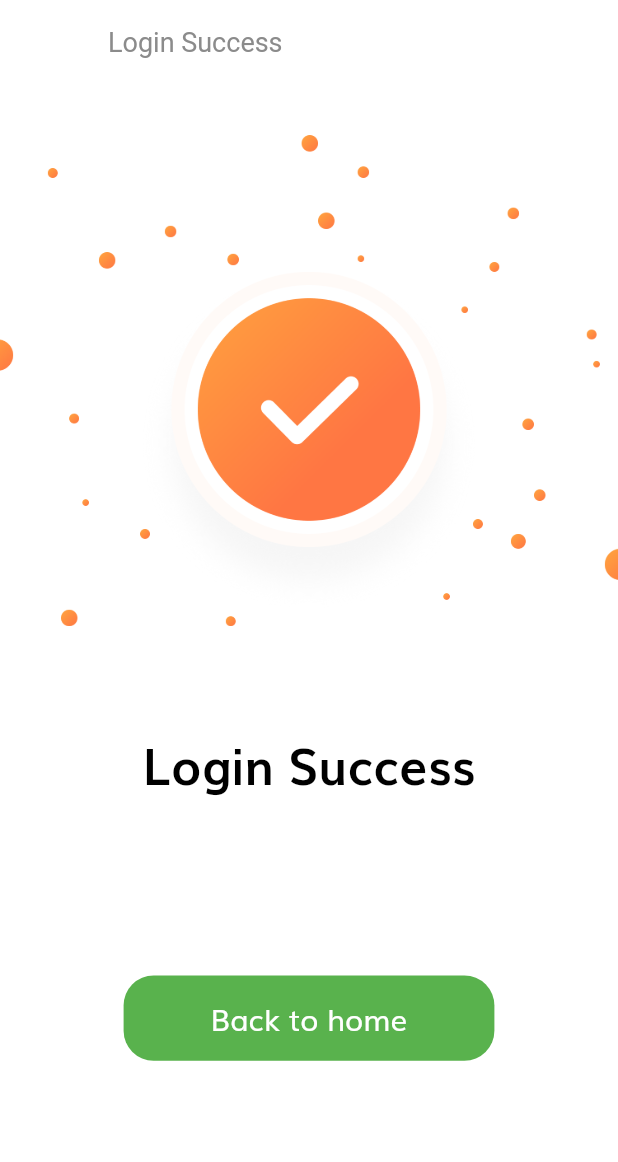
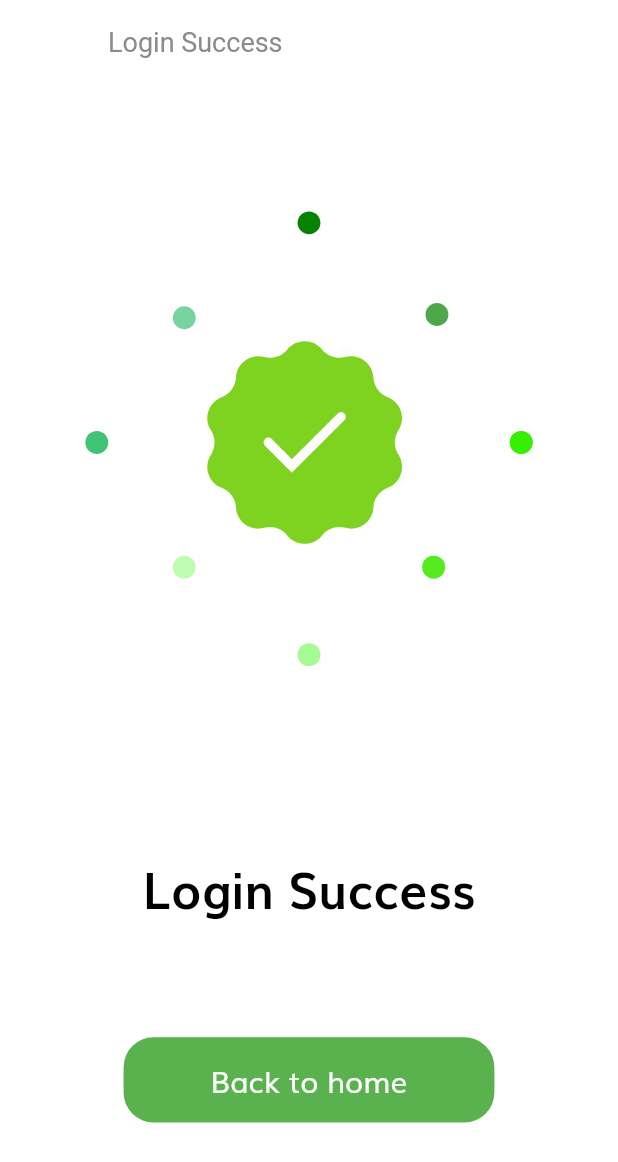
Before and after one commit to Aryan-Solanki/Orev-Ecommerce-App, a Flutter app: the LoginSuccessScreen screen opened by its route, on a phone screen of 412 x 824 dp. Shown: the top 1162 px of the screen. Run offline on Flutter 3.47's test engine with Material 2 defaults, Android fonts, the phone set to English and light mode, and no system bars; our stand-ins replace firebase_auth, firebase_core, flutter_svg, lottie; accounts and stored records are empty.

Commit message:
firebase login success

```diff
--- a/lib/constants.dart
+++ b/lib/constants.dart
@@ -28,6 +28,8 @@ final RegExp emailValidatorRegExp =
 const String kEmailNullError = "Please Enter your email";
 const String kInvalidEmailError = "Please Enter Valid Email";
 const String kPassNullError = "Please Enter your password";
+const String kUserNotFoundError = "This user does not exist";
+const String kPassWrongError = "Password is incorrect";
 const String kShortPassError = "Password is too short";
 const String kMatchPassError = "Passwords don't match";
 const String kNamelNullError = "Please Enter your name";
--- a/lib/screens/login_success/components/body.dart
+++ b/lib/screens/login_success/components/body.dart
@@ -1,4 +1,5 @@
 import 'package:flutter/material.dart';
+import 'package:lottie/lottie.dart';
 import 'package:orev/components/default_button.dart';
 import 'package:orev/screens/home/home_screen.dart';
 import 'package:orev/size_config.dart';
@@ -9,10 +10,8 @@ class Body extends StatelessWidget {
     return Column(
       children: [
         SizedBox(height: SizeConfig.screenHeight * 0.04),
-        Image.asset(
-          "assets/images/success.png",
-          height: SizeConfig.screenHeight * 0.4, //40%
-        ),
+        Lottie.asset("assets/animation/success.json",
+            repeat: true), // Background Image !
         SizedBox(height: SizeConfig.screenHeight * 0.08),
         Text(
           "Login Success",
--- a/pubspec.yaml
+++ b/pubspec.yaml
@@ -31,6 +31,9 @@ dependencies:
   flutter_svg: ^0.19.1 # help us to use SVG in our app
   provider: ^4.3.1 # for State management
   lottie:
+  firebase_core: ^1.0.4
+  firebase_auth:
+
 
 dev_dependencies:
   flutter_test:
```
Also changed, not shown: assets/animation/success.json (added, +1 -0 lines), lib/main.dart (+7 -1 lines), lib/screens/sign_in/components/sign_form.dart (+23 -5 lines), assets/images/success_back.png (added), pubspec.lock, 3 other files.
